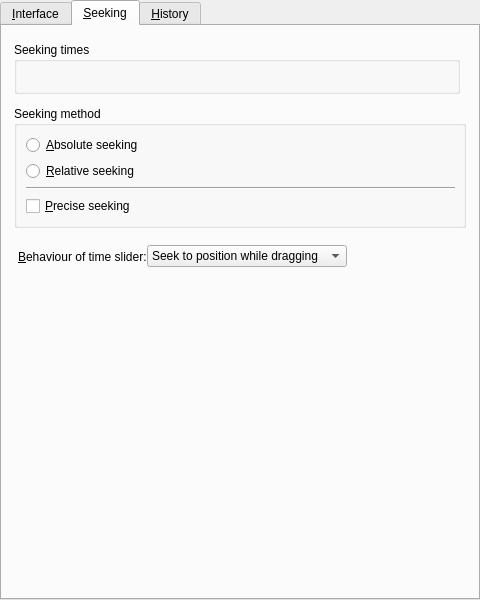
Above: src/gui/pref/interface.ui from wilbert2000/wzplayer before the change. Below: the same form after it.
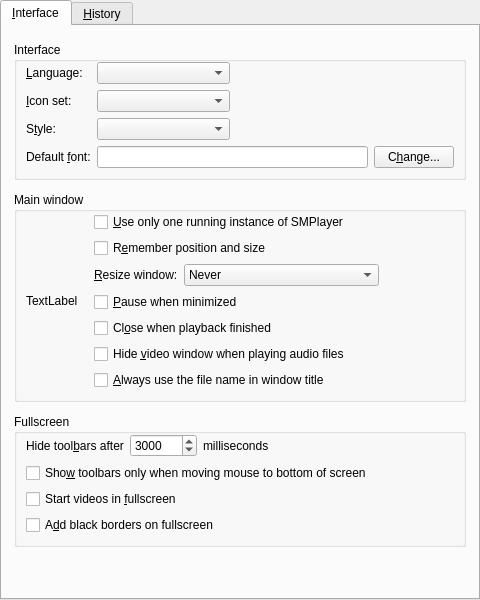
That is the form after the change. The open tabs and pages were chosen to show the change. Custom widgets are drawn as their Qt base class.

Commit message: Moved Seek tab from Interface to Keyboard and mouse section. Increased icon size from 22 to 32 in section list preferences dialog. Made cache settings optional.

What changed in the file:
```diff
--- a/src/gui/pref/interface.ui
+++ b/src/gui/pref/interface.ui
@@ -406,202 +406,6 @@
        </item>
       </layout>
      </widget>
-     <widget class="QWidget" name="seeking_tab">
-      <attribute name="title">
-       <string>&amp;Seeking</string>
-      </attribute>
-      <layout class="QGridLayout">
-       <property name="leftMargin">
-        <number>12</number>
-       </property>
-       <property name="topMargin">
-        <number>16</number>
-       </property>
-       <property name="rightMargin">
-        <number>12</number>
-       </property>
-       <property name="bottomMargin">
-        <number>12</number>
-       </property>
-       <property name="verticalSpacing">
-        <number>12</number>
-       </property>
-       <item row="0" column="0">
-        <widget class="QGroupBox" name="seek_group">
-         <property name="minimumSize">
-          <size>
-           <width>0</width>
-           <height>32</height>
-          </size>
-         </property>
-         <property name="title">
-          <string>Seeking times</string>
-         </property>
-         <property name="flat">
-          <bool>true</bool>
-         </property>
-         <layout class="QHBoxLayout" name="horizontalLayout_2">
-          <property name="topMargin">
-           <number>0</number>
-          </property>
-          <item>
-           <layout class="QVBoxLayout">
-            <property name="spacing">
-             <number>6</number>
-            </property>
-            <property name="margin">
-             <number>0</number>
-            </property>
-            <item>
-             <widget class="Gui::Pref::TSeekWidget" name="seek1" native="true"/>
-            </item>
-            <item>
-             <widget class="Gui::Pref::TSeekWidget" name="seek2" native="true"/>
-            </item>
-            <item>
-             <widget class="Gui::Pref::TSeekWidget" name="seek3" native="true"/>
-            </item>
-            <item>
-             <widget class="Gui::Pref::TSeekWidget" name="seek4" native="true"/>
-            </item>
-           </layout>
-          </item>
-          <item>
-           <spacer name="horizontalSpacer_2">
-            <property name="orientation">
-             <enum>Qt::Horizontal</enum>
-            </property>
-            <property name="sizeHint" stdset="0">
-             <size>
-              <width>40</width>
-              <height>20</height>
-             </size>
-            </property>
-           </spacer>
-          </item>
-         </layout>
-        </widget>
-       </item>
-       <item row="3" column="0" colspan="2">
-        <widget class="QGroupBox" name="seeking_method_group">
-         <property name="title">
-          <string>Seeking method</string>
-         </property>
-         <property name="flat">
-          <bool>true</bool>
-         </property>
-         <layout class="QVBoxLayout">
-          <property name="rightMargin">
-           <number>8</number>
-          </property>
-          <item>
-           <widget class="QRadioButton" name="absolute_seeking_button">
-            <property name="sizePolicy">
-             <sizepolicy hsizetype="Expanding" vsizetype="Fixed">
-              <horstretch>0</horstretch>
-              <verstretch>0</verstretch>
-             </sizepolicy>
-            </property>
-            <property name="text">
-             <string>&amp;Absolute seeking</string>
-            </property>
-           </widget>
-          </item>
-          <item>
-           <widget class="QRadioButton" name="relative_seeking_button">
-            <property name="sizePolicy">
-             <sizepolicy hsizetype="Expanding" vsizetype="Fixed">
-              <horstretch>0</horstretch>
-              <verstretch>0</verstretch>
-             </sizepolicy>
-            </property>
-            <property name="text">
-             <string>&amp;Relative seeking</string>
-            </property>
-           </widget>
-          </item>
-          <item>
-           <widget class="Line" name="line_2">
-            <property name="orientation">
-             <enum>Qt::Horizontal</enum>
-            </property>
-           </widget>
-          </item>
-          <item>
-           <widget class="QCheckBox" name="precise_seeking_check">
-            <property name="text">
-             <string>&amp;Precise seeking</string>
-            </property>
-           </widget>
-          </item>
-         </layout>
-        </widget>
-       </item>
-       <item row="6" column="0" colspan="2">
-        <spacer>
-         <property name="orientation">
-          <enum>Qt::Vertical</enum>
-         </property>
-         <property name="sizeHint" stdset="0">
-          <size>
-           <width>20</width>
-           <height>40</height>
-          </size>
-         </property>
-        </spacer>
-       </item>
-       <item row="4" column="0">
-        <layout class="QHBoxLayout">
-         <property name="margin">
-          <number>4</number>
-         </property>
-         <item>
-          <widget class="QLabel" name="label_3">
-           <property name="text">
-            <string>&amp;Behaviour of time slider:</string>
-           </property>
-           <property name="buddy">
-            <cstring>timeslider_behaviour_combo</cstring>
-           </property>
-          </widget>
-         </item>
-         <item>
-          <widget class="QComboBox" name="timeslider_behaviour_combo">
-           <property name="sizePolicy">
-            <sizepolicy hsizetype="Expanding" vsizetype="Fixed">
-             <horstretch>0</horstretch>
-             <verstretch>0</verstretch>
-            </sizepolicy>
-           </property>
-           <item>
-            <property name="text">
-             <string>Seek to position while dragging</string>
-            </property>
-           </item>
-           <item>
-            <property name="text">
-             <string>Seek to position when released</string>
-            </property>
-           </item>
-          </widget>
-         </item>
-         <item>
-          <spacer>
-           <property name="orientation">
-            <enum>Qt::Horizontal</enum>
-           </property>
-           <property name="sizeHint" stdset="0">
-            <size>
-             <width>81</width>
-             <height>25</height>
-            </size>
-           </property>
-          </spacer>
-         </item>
-        </layout>
-       </item>
-      </layout>
-     </widget>
      <widget class="QWidget" name="history_tab">
       <attribute name="title">
        <string>&amp;History</string>
@@ -755,11 +559,6 @@
    <extends>QComboBox</extends>
    <header>gui/pref/combobox.h</header>
   </customwidget>
-  <customwidget>
-   <class>Gui::Pref::TSeekWidget</class>
-   <extends>QWidget</extends>
-   <header>gui/pref/seekwidget.h</header>
-  </customwidget>
  </customwidgets>
  <tabstops>
   <tabstop>tabWidget</tabstop>
```
Left out of the diff: 8 changed lines with no effect on the pictures. The commit also changes 34 other files.
